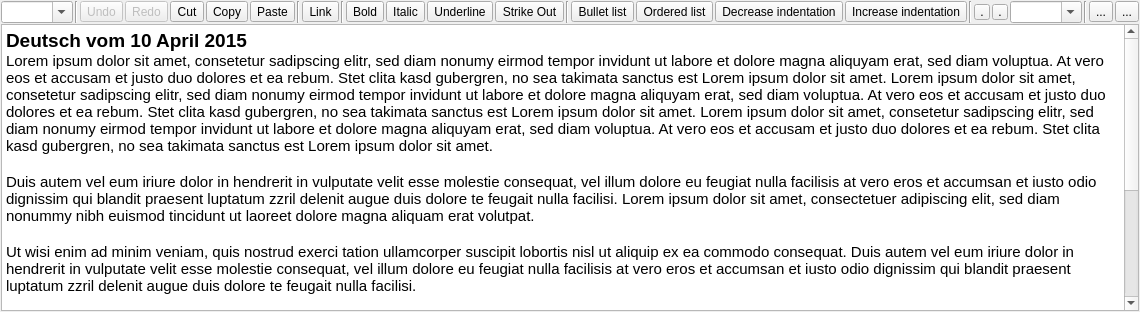
Old version of the form mrichtextedit.ui in the repository orgnnice/OrgNNice.
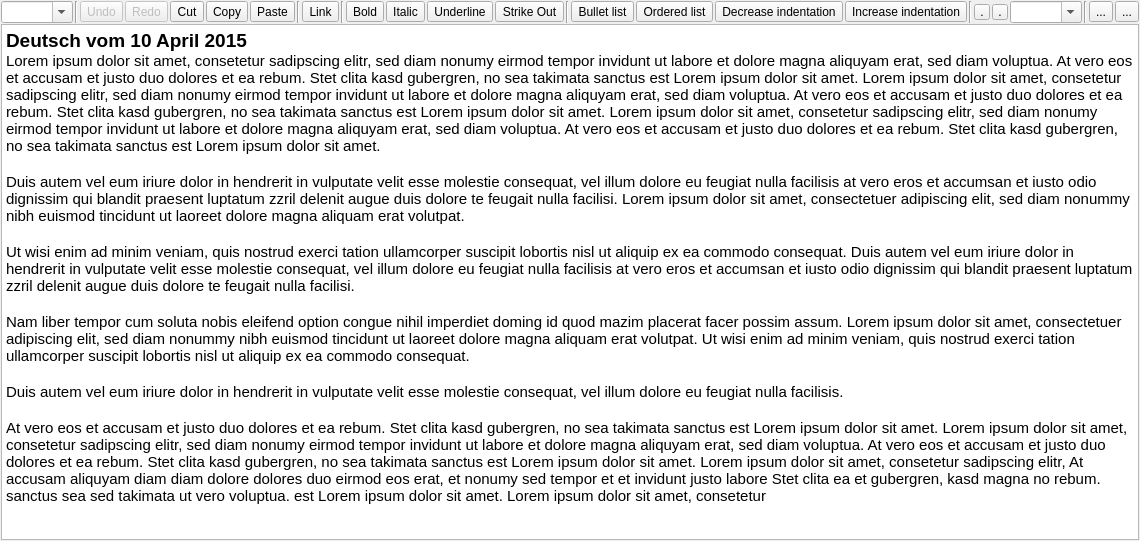
New version of the form. Icons and pictures are not drawn. Custom widgets are drawn as their Qt base class.

```diff
--- a/mrichtextedit.ui
+++ b/mrichtextedit.ui
@@ -7,7 +7,7 @@
     <x>0</x>
     <y>0</y>
     <width>819</width>
-    <height>312</height>
+    <height>541</height>
    </rect>
   </property>
   <property name="windowTitle">
@@ -570,7 +570,7 @@
       <string>&lt;!DOCTYPE HTML PUBLIC &quot;-//W3C//DTD HTML 4.0//EN&quot; &quot;http://www.w3.org/TR/REC-html40/strict.dtd&quot;&gt;
 &lt;html&gt;&lt;head&gt;&lt;meta name=&quot;qrichtext&quot; content=&quot;1&quot; /&gt;&lt;style type=&quot;text/css&quot;&gt;
 p, li { white-space: pre-wrap; }
-&lt;/style&gt;&lt;/head&gt;&lt;body style=&quot; font-family:'MS Shell Dlg 2'; font-size:8.25pt; font-weight:400; font-style:normal;&quot;&gt;
+&lt;/style&gt;&lt;/head&gt;&lt;body style=&quot; font-family:'MS Shell Dlg 2'; font-size:7.8pt; font-weight:400; font-style:normal;&quot;&gt;
 &lt;p style=&quot; margin-top:0px; margin-bottom:0px; margin-left:0px; margin-right:0px; -qt-block-indent:0; text-indent:0px;&quot;&gt;&lt;span style=&quot; font-size:14pt; font-weight:600;&quot;&gt;Deutsch vom 10 April 2015&lt;/span&gt;&lt;/p&gt;
 &lt;p style=&quot; margin-top:0px; margin-bottom:0px; margin-left:0px; margin-right:0px; -qt-block-indent:0; text-indent:0px;&quot;&gt;&lt;span style=&quot; font-size:11pt;&quot;&gt;Lorem ipsum dolor sit amet, consetetur sadipscing elitr, sed diam nonumy eirmod tempor invidunt ut labore et dolore magna aliquyam erat, sed diam voluptua. At vero eos et accusam et justo duo dolores et ea rebum. Stet clita kasd gubergren, no sea takimata sanctus est Lorem ipsum dolor sit amet. Lorem ipsum dolor sit amet, consetetur sadipscing elitr, sed diam nonumy eirmod tempor invidunt ut labore et dolore magna aliquyam erat, sed diam voluptua. At vero eos et accusam et justo duo dolores et ea rebum. Stet clita kasd gubergren, no sea takimata sanctus est Lorem ipsum dolor sit amet. Lorem ipsum dolor sit amet, consetetur sadipscing elitr, sed diam nonumy eirmod tempor invidunt ut labore et dolore magna aliquyam erat, sed diam voluptua. At vero eos et accusam et justo duo dolores et ea rebum. Stet clita kasd gubergren, no sea takimata sanctus est Lorem ipsum dolor sit amet.   &lt;/span&gt;&lt;/p&gt;
 &lt;p style=&quot;-qt-paragraph-type:empty; margin-top:0px; margin-bottom:0px; margin-left:0px; margin-right:0px; -qt-block-indent:0; text-indent:0px; font-size:11pt;&quot;&gt;&lt;br /&gt;&lt;/p&gt;
```
